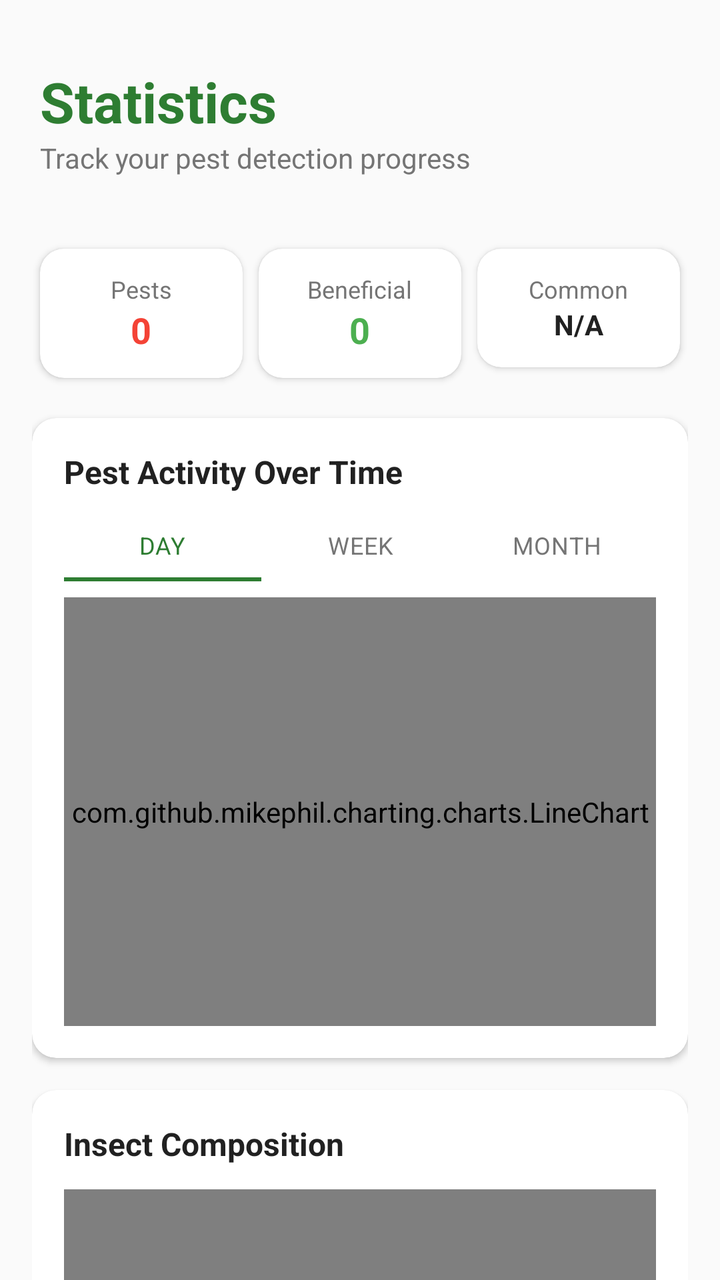
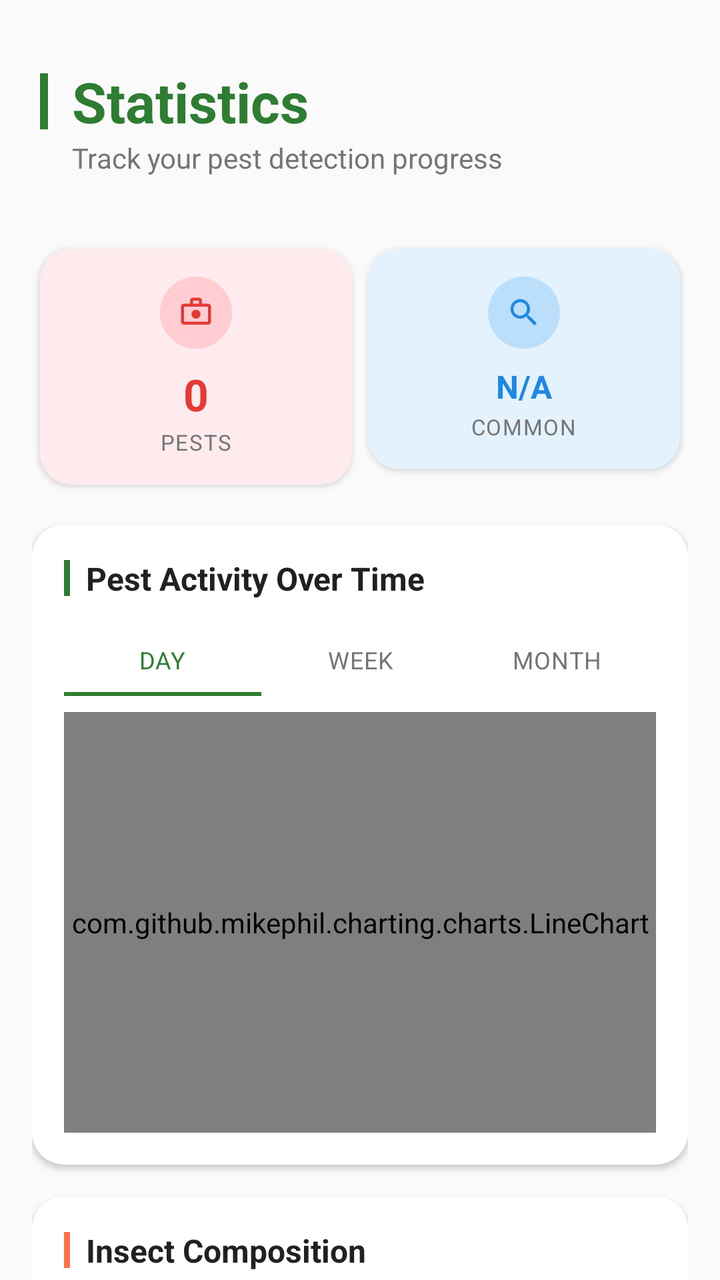

Compare the two renders of this Android layout. The source of the first and the diff that turns it into the second are given below.
<!-- AndroidManifest.xml: application theme Theme.SPIM -->
<!-- res/layout/fragment_statistics.xml -->
<?xml version="1.0" encoding="utf-8"?>
<androidx.constraintlayout.widget.ConstraintLayout xmlns:android="http://schemas.android.com/apk/res/android"
    xmlns:app="http://schemas.android.com/apk/res-auto"
    xmlns:tools="http://schemas.android.com/tools"
    android:layout_width="match_parent"
    android:layout_height="match_parent"
    android:background="?android:attr/colorBackground">

    
    <LinearLayout
        android:id="@+id/header_layout"
        android:layout_width="match_parent"
        android:layout_height="wrap_content"
        android:orientation="vertical"
        android:paddingHorizontal="20dp"
        android:paddingTop="32dp"
        app:layout_constraintTop_toTopOf="parent">

        <TextView
            android:id="@+id/tv_stats_title"
            android:layout_width="wrap_content"
            android:layout_height="wrap_content"
            android:text="@string/stats_title"
            android:textSize="28sp"
            android:textStyle="bold"
            android:textColor="@color/primary_green" />

        <TextView
            android:id="@+id/tv_stats_subtitle"
            android:layout_width="wrap_content"
            android:layout_height="wrap_content"
            android:text="@string/stats_subtitle"
            android:textSize="14sp"
            android:textColor="?android:attr/textColorSecondary"
            android:layout_marginBottom="16dp" />
    </LinearLayout>

    <androidx.core.widget.NestedScrollView
        android:layout_width="match_parent"
        android:layout_height="0dp"
        android:fillViewport="true"
        app:layout_constraintTop_toBottomOf="@id/header_layout"
        app:layout_constraintBottom_toBottomOf="parent">

        <androidx.constraintlayout.widget.ConstraintLayout
            android:layout_width="match_parent"
            android:layout_height="wrap_content"
            android:padding="16dp">

            
            <LinearLayout
                android:id="@+id/layout_summary_cards"
                android:layout_width="match_parent"
                android:layout_height="wrap_content"
                android:orientation="horizontal"
                android:weightSum="3"
                app:layout_constraintTop_toTopOf="parent">

                <com.google.android.material.card.MaterialCardView
                    android:layout_width="0dp"
                    android:layout_height="wrap_content"
                    android:layout_margin="4dp"
                    android:layout_weight="1"
                    app:cardCornerRadius="12dp"
                    app:cardElevation="2dp"
                    app:cardBackgroundColor="?attr/colorSurface">

                    <LinearLayout
                        android:layout_width="match_parent"
                        android:layout_height="wrap_content"
                        android:gravity="center"
                        android:orientation="vertical"
                        android:padding="12dp">

                        <TextView
                            android:layout_width="wrap_content"
                            android:layout_height="wrap_content"
                            android:text="Pests"
                            android:textColor="?android:attr/textColorSecondary"
                            android:textSize="12sp" />

                        <TextView
                            android:id="@+id/tv_total_pests"
                            android:layout_width="wrap_content"
                            android:layout_height="wrap_content"
                            android:text="0"
                            android:textColor="@color/error_red"
                            android:textSize="18sp"
                            android:textStyle="bold" />
                    </LinearLayout>
                </com.google.android.material.card.MaterialCardView>

                <com.google.android.material.card.MaterialCardView
                    android:layout_width="0dp"
                    android:layout_height="wrap_content"
                    android:layout_margin="4dp"
                    android:layout_weight="1"
                    app:cardCornerRadius="12dp"
                    app:cardElevation="2dp"
                    app:cardBackgroundColor="?attr/colorSurface">

                    <LinearLayout
                        android:layout_width="match_parent"
                        android:layout_height="wrap_content"
                        android:gravity="center"
                        android:orientation="vertical"
                        android:padding="12dp">

                        <TextView
                            android:layout_width="wrap_content"
                            android:layout_height="wrap_content"
                            android:text="Beneficial"
                            android:textColor="?android:attr/textColorSecondary"
                            android:textSize="12sp" />

                        <TextView
                            android:id="@+id/tv_total_beneficial"
                            android:layout_width="wrap_content"
                            android:layout_height="wrap_content"
                            android:text="0"
                            android:textColor="@color/success_green"
                            android:textSize="18sp"
                            android:textStyle="bold" />
                    </LinearLayout>
                </com.google.android.material.card.MaterialCardView>

                <com.google.android.material.card.MaterialCardView
                    android:layout_width="0dp"
                    android:layout_height="wrap_content"
                    android:layout_margin="4dp"
                    android:layout_weight="1"
                    app:cardCornerRadius="12dp"
                    app:cardElevation="2dp"
                    app:cardBackgroundColor="?attr/colorSurface">

                    <LinearLayout
                        android:layout_width="match_parent"
                        android:layout_height="wrap_content"
                        android:gravity="center"
                        android:orientation="vertical"
                        android:padding="12dp">

                        <TextView
                            android:layout_width="wrap_content"
                            android:layout_height="wrap_content"
                            android:text="@string/stats_common"
                            android:textColor="?android:attr/textColorSecondary"
                            android:textSize="12sp" />

                        <TextView
                            android:id="@+id/tv_most_common_pest"
                            android:layout_width="wrap_content"
                            android:layout_height="wrap_content"
                            android:ellipsize="end"
                            android:maxLines="1"
                            android:text="N/A"
                            android:textColor="?android:attr/textColorPrimary"
                            android:textSize="14sp"
                            android:textStyle="bold" />
                    </LinearLayout>
                </com.google.android.material.card.MaterialCardView>

            </LinearLayout>

            
            <com.google.android.material.card.MaterialCardView
                android:id="@+id/card_trends"
                android:layout_width="match_parent"
                android:layout_height="320dp"
                android:layout_marginTop="16dp"
                app:cardCornerRadius="12dp"
                app:cardElevation="2dp"
                app:cardBackgroundColor="?attr/colorSurface"
                app:layout_constraintTop_toBottomOf="@id/layout_summary_cards">

                <LinearLayout
                    android:layout_width="match_parent"
                    android:layout_height="match_parent"
                    android:orientation="vertical"
                    android:padding="16dp">

                    <TextView
                        android:layout_width="wrap_content"
                        android:layout_height="wrap_content"
                        android:text="@string/stats_detections_over_time"
                        android:textColor="?android:attr/textColorPrimary"
                        android:textSize="16sp"
                        android:textStyle="bold" />

                    <com.google.android.material.tabs.TabLayout
                        android:id="@+id/tab_layout_timeframe"
                        android:layout_width="match_parent"
                        android:layout_height="36dp"
                        android:layout_marginTop="8dp"
                        android:background="@android:color/transparent"
                        app:tabIndicatorColor="@color/primary_green"
                        app:tabSelectedTextColor="@color/primary_green"
                        app:tabTextColor="?android:attr/textColorSecondary"
                        app:tabIndicatorHeight="2dp"
                        app:tabTextAppearance="@style/TextAppearance.MaterialComponents.Caption">

                        <com.google.android.material.tabs.TabItem
                            android:layout_width="wrap_content"
                            android:layout_height="wrap_content"
                            android:text="@string/stats_time_day" />

                        <com.google.android.material.tabs.TabItem
                            android:layout_width="wrap_content"
                            android:layout_height="wrap_content"
                            android:text="@string/stats_time_week" />

                        <com.google.android.material.tabs.TabItem
                            android:layout_width="wrap_content"
                            android:layout_height="wrap_content"
                            android:text="@string/stats_time_month" />
                    </com.google.android.material.tabs.TabLayout>

                    <com.github.mikephil.charting.charts.LineChart
                        android:id="@+id/line_chart"
                        android:layout_width="match_parent"
                        android:layout_height="match_parent"
                        android:layout_marginTop="8dp" />
                </LinearLayout>
            </com.google.android.material.card.MaterialCardView>

            
            <com.google.android.material.card.MaterialCardView
                android:id="@+id/card_distribution"
                android:layout_width="match_parent"
                android:layout_height="280dp"
                android:layout_marginTop="16dp"
                android:layout_marginBottom="16dp"
                app:cardCornerRadius="12dp"
                app:cardElevation="2dp"
                app:cardBackgroundColor="?attr/colorSurface"
                app:layout_constraintBottom_toBottomOf="parent"
                app:layout_constraintTop_toBottomOf="@id/card_trends">

                <LinearLayout
                    android:layout_width="match_parent"
                    android:layout_height="match_parent"
                    android:orientation="vertical"
                    android:padding="16dp">

                    <TextView
                        android:layout_width="wrap_content"
                        android:layout_height="wrap_content"
                        android:layout_marginBottom="12dp"
                        android:text="@string/stats_pest_composition"
                        android:textColor="?android:attr/textColorPrimary"
                        android:textSize="16sp"
                        android:textStyle="bold" />

                    <com.github.mikephil.charting.charts.HorizontalBarChart
                        android:id="@+id/horizontal_bar_chart"
                        android:layout_width="match_parent"
                        android:layout_height="match_parent" />
                </LinearLayout>
            </com.google.android.material.card.MaterialCardView>

        </androidx.constraintlayout.widget.ConstraintLayout>
    </androidx.core.widget.NestedScrollView>

</androidx.constraintlayout.widget.ConstraintLayout>
<!-- resources referenced by this layout -->
<resources>
  <color name="error_red">#F44336</color>
  <color name="primary_green">#2E7D32</color>
  <color name="success_green">#4CAF50</color>
  <string name="stats_common">Common</string>
  <string name="stats_time_day">Day</string>
  <string name="stats_time_month">Month</string>
  <string name="stats_time_week">Week</string>
  <string name="stats_title">Statistics</string>
  <color name="primary_green_dark">#1B5E20</color>
  <color name="white">#FFFFFFFF</color>
  <color name="secondary_brown">#8D6E63</color>
  <color name="background_light">#FAFAFA</color>
  <color name="background_white">#FFFFFF</color>
  <color name="text_primary">#212121</color>
  <color name="text_secondary">#757575</color>
  <color name="text_hint">#BDBDBD</color>
  <color name="accent_orange">#FF7043</color>
  <!-- unchanged entries left out for length: 5 -->
</resources>

<!-- the commit's change to res/layout/fragment_statistics.xml (unified diff, before → after) -->
@@ -16,14 +16,27 @@
         android:paddingTop="32dp"
         app:layout_constraintTop_toTopOf="parent">
 
-        <TextView
-            android:id="@+id/tv_stats_title"
-            android:layout_width="wrap_content"
+        <LinearLayout
+            android:layout_width="match_parent"
             android:layout_height="wrap_content"
-            android:text="@string/stats_title"
-            android:textSize="28sp"
-            android:textStyle="bold"
-            android:textColor="@color/primary_green" />
+            android:orientation="horizontal"
+            android:gravity="center_vertical">
+
+            <View
+                android:layout_width="4dp"
+                android:layout_height="28dp"
+                android:background="@color/primary_green" />
+
+            <TextView
+                android:id="@+id/tv_stats_title"
+                android:layout_width="wrap_content"
+                android:layout_height="wrap_content"
+                android:text="@string/stats_title"
+                android:textSize="28sp"
+                android:textStyle="bold"
+                android:textColor="@color/primary_green"
+                android:layout_marginStart="12dp" />
+        </LinearLayout>
 
         <TextView
             android:id="@+id/tv_stats_subtitle"
@@ -32,6 +45,7 @@
             android:text="@string/stats_subtitle"
             android:textSize="14sp"
             android:textColor="?android:attr/textColorSecondary"
+            android:layout_marginStart="16dp"
             android:layout_marginBottom="16dp" />
     </LinearLayout>
 
@@ -53,99 +67,96 @@
                 android:layout_width="match_parent"
                 android:layout_height="wrap_content"
                 android:orientation="horizontal"
-                android:weightSum="3"
+                android:weightSum="2"
                 app:layout_constraintTop_toTopOf="parent">
 
+                
                 <com.google.android.material.card.MaterialCardView
                     android:layout_width="0dp"
                     android:layout_height="wrap_content"
                     android:layout_margin="4dp"
                     android:layout_weight="1"
-                    app:cardCornerRadius="12dp"
+                    app:cardCornerRadius="16dp"
                     app:cardElevation="2dp"
-                    app:cardBackgroundColor="?attr/colorSurface">
+                    app:strokeWidth="0dp">
 
                     <LinearLayout
                         android:layout_width="match_parent"
                         android:layout_height="wrap_content"
+                        android:background="@drawable/bg_stat_card_pests"
                         android:gravity="center"
                         android:orientation="vertical"
-                        android:padding="12dp">
-
-                        <TextView
-                            android:layout_width="wrap_content"
-                            android:layout_height="wrap_content"
+                        android:padding="14dp">
+
+                        
+                        <FrameLayout
+                            android:layout_width="36dp"
+                            android:layout_height="36dp"
+                            android:layout_marginBottom="8dp">
+                            <View
+                                android:layout_width="36dp"
+                                android:layout_height="36dp"
+                                android:background="@drawable/bg_icon_circle_red" />
+                            <ImageView
+                                android:layout_width="18dp"
+                                android:layout_height="18dp"
+                                android:layout_gravity="center"
+                                android:src="@drawable/ic_pest"
+                                app:tint="@color/stat_icon_pests" />
+                        </FrameLayout>
+
+                        <TextView
+                            android:id="@+id/tv_total_pests"
+                            android:layout_width="wrap_content"
+                            android:layout_height="wrap_content"
+                            android:text="0"
+                            android:textColor="@color/stat_icon_pests"
+                            style="@style/StatNumber" />
+
+                        <TextView
+                            android:layout_width="wrap_content"
+                            android:layout_height="wrap_content"
+                            android:layout_marginTop="2dp"
                             android:text="Pests"
-                            android:textColor="?android:attr/textColorSecondary"
-                            android:textSize="12sp" />
-
-                        <TextView
-                            android:id="@+id/tv_total_pests"
-                            android:layout_width="wrap_content"
-                            android:layout_height="wrap_content"
-                            android:text="0"
-                            android:textColor="@color/error_red"
-                            android:textSize="18sp"
-                            android:textStyle="bold" />
+                            style="@style/StatLabel" />
                     </LinearLayout>
                 </com.google.android.material.card.MaterialCardView>
 
+
+
+                
                 <com.google.android.material.card.MaterialCardView
                     android:layout_width="0dp"
                     android:layout_height="wrap_content"
                     android:layout_margin="4dp"
                     android:layout_weight="1"
-                    app:cardCornerRadius="12dp"
+                    app:cardCornerRadius="16dp"
                     app:cardElevation="2dp"
-                    app:cardBackgroundColor="?attr/colorSurface">
+                    app:strokeWidth="0dp">
 
                     <LinearLayout
                         android:layout_width="match_parent"
                         android:layout_height="wrap_content"
+                        android:background="@drawable/bg_stat_card_common"
                         android:gravity="center"
                         android:orientation="vertical"
-                        android:padding="12dp">
-
-                        <TextView
-                            android:layout_width="wrap_content"
-                            android:layout_height="wrap_content"
-                            android:text="Beneficial"
-                            android:textColor="?android:attr/textColorSecondary"
-                            android:textSize="12sp" />
-
-                        <TextView
-                            android:id="@+id/tv_total_beneficial"
-                            android:layout_width="wrap_content"
-                            android:layout_height="wrap_content"
-                            android:text="0"
-                            android:textColor="@color/success_green"
-                            android:textSize="18sp"
-                            android:textStyle="bold" />
-                    </LinearLayout>
-                </com.google.android.material.card.MaterialCardView>
-
-                <com.google.android.material.card.MaterialCardView
-                    android:layout_width="0dp"
-                    android:layout_height="wrap_content"
-                    android:layout_margin="4dp"
-                    android:layout_weight="1"
-                    app:cardCornerRadius="12dp"
-                    app:cardElevation="2dp"
-                    app:cardBackgroundColor="?attr/colorSurface">
-
-                    <LinearLayout
-                        android:layout_width="match_parent"
-                        android:layout_height="wrap_content"
-                        android:gravity="center"
-                        android:orientation="vertical"
-                        android:padding="12dp">
-
-                        <TextView
-                            android:layout_width="wrap_content"
-                            android:layout_height="wrap_content"
-                            android:text="@string/stats_common"
-                            android:textColor="?android:attr/textColorSecondary"
-                            android:textSize="12sp" />
+                        android:padding="14dp">
+
+                        <FrameLayout
+                            android:layout_width="36dp"
+                            android:layout_height="36dp"
+                            android:layout_marginBottom="8dp">
+                            <View
+                                android:layout_width="36dp"
+                                android:layout_height="36dp"
+                                android:background="@drawable/bg_icon_circle_blue" />
+                            <ImageView
+                                android:layout_width="18dp"
+                                android:layout_height="18dp"
+                                android:layout_gravity="center"
+                                android:src="@drawable/ic_analyze"
+                                app:tint="@color/stat_icon_common" />
+                        </FrameLayout>
 
                         <TextView
                             android:id="@+id/tv_most_common_pest"
@@ -154,9 +165,16 @@
                             android:ellipsize="end"
                             android:maxLines="1"
                             android:text="N/A"
-                            android:textColor="?android:attr/textColorPrimary"
-                            android:textSize="14sp"
-                            android:textStyle="bold" />
+                            android:textColor="@color/stat_icon_common"
+                            style="@style/StatNumber"
+                            android:textSize="16sp" />
+
+                        <TextView
+                            android:layout_width="wrap_content"
+                            android:layout_height="wrap_content"
+                            android:layout_marginTop="2dp"
+                            android:text="@string/stats_common"
+                            style="@style/StatLabel" />
                     </LinearLayout>
                 </com.google.android.material.card.MaterialCardView>
 
@@ -168,9 +186,10 @@
                 android:layout_width="match_parent"
                 android:layout_height="320dp"
                 android:layout_marginTop="16dp"
-                app:cardCornerRadius="12dp"
+                app:cardCornerRadius="16dp"
                 app:cardElevation="2dp"
                 app:cardBackgroundColor="?attr/colorSurface"
+                app:strokeWidth="0dp"
                 app:layout_constraintTop_toBottomOf="@id/layout_summary_cards">
 
                 <LinearLayout
@@ -179,13 +198,28 @@
                     android:orientation="vertical"
                     android:padding="16dp">
 
-                    <TextView
-                        android:layout_width="wrap_content"
+                    
+                    <LinearLayout
+                        android:layout_width="match_parent"
                         android:layout_height="wrap_content"
-                        android:text="@string/stats_detections_over_time"
-                        android:textColor="?android:attr/textColorPrimary"
-                        android:textSize="16sp"
-                        android:textStyle="bold" />
+                        android:orientation="horizontal"
+                        android:gravity="center_vertical"
+                        android:layout_marginBottom="4dp">
+
+                        <View
+                            android:layout_width="3dp"
+                            android:layout_height="18dp"
+                            android:background="@color/primary_green"
+                            android:layout_marginEnd="8dp" />
+
+                        <TextView
+                            android:layout_width="wrap_content"
+                            android:layout_height="wrap_content"
+                            android:text="@string/stats_detections_over_time"
+                            android:textColor="?android:attr/textColorPrimary"
+                            android:textSize="16sp"
+                            android:textStyle="bold" />
+                    </LinearLayout>
 
                     <com.google.android.material.tabs.TabLayout
                         android:id="@+id/tab_layout_timeframe"
@@ -230,9 +264,10 @@
                 android:layout_height="280dp"
                 android:layout_marginTop="16dp"
                 android:layout_marginBottom="16dp"
-                app:cardCornerRadius="12dp"
+                app:cardCornerRadius="16dp"
                 app:cardElevation="2dp"
                 app:cardBackgroundColor="?attr/colorSurface"
+                app:strokeWidth="0dp"
                 app:layout_constraintBottom_toBottomOf="parent"
                 app:layout_constraintTop_toBottomOf="@id/card_trends">
 
@@ -242,14 +277,28 @@
                     android:orientation="vertical"
                     android:padding="16dp">
 
-                    <TextView
-                        android:layout_width="wrap_content"
+                    
+                    <LinearLayout
+                        android:layout_width="match_parent"
                         android:layout_height="wrap_content"
-                        android:layout_marginBottom="12dp"
-                        android:text="@string/stats_pest_composition"
-                        android:textColor="?android:attr/textColorPrimary"
-                        android:textSize="16sp"
-                        android:textStyle="bold" />
+                        android:orientation="horizontal"
+                        android:gravity="center_vertical"
+                        android:layout_marginBottom="12dp">
+
+                        <View
+                            android:layout_width="3dp"
+                            android:layout_height="18dp"
+                            android:background="@color/accent_orange"
+                            android:layout_marginEnd="8dp" />
+
+                        <TextView
+                            android:layout_width="wrap_content"
+                            android:layout_height="wrap_content"
+                            android:text="@string/stats_pest_composition"
+                            android:textColor="?android:attr/textColorPrimary"
+                            android:textSize="16sp"
+                            android:textStyle="bold" />
+                    </LinearLayout>
 
                     <com.github.mikephil.charting.charts.HorizontalBarChart
                         android:id="@+id/horizontal_bar_chart"
<!-- resource entries referenced after the edit -->
@@ -2,12 +2,85 @@
 <resources>
   <color name="error_red">#F44336</color>
   <color name="primary_green">#2E7D32</color>
-  <color name="success_green">#4CAF50</color>
+  <color name="stat_icon_common">#1E88E5</color>
+  <color name="stat_icon_pests">#E53935</color>
+  <!-- drawable bg_icon_circle_blue (drawable) -->
+  <?xml version="1.0" encoding="utf-8"?>
+  <shape xmlns:android="http://schemas.android.com/apk/res/android"
+      android:shape="oval">
+      <solid android:color="@color/icon_bg_blue" />
+      <size
+          android:width="44dp"
+          android:height="44dp" />
+  </shape>
+  <!-- drawable bg_icon_circle_red (drawable) -->
+  <?xml version="1.0" encoding="utf-8"?>
+  <shape xmlns:android="http://schemas.android.com/apk/res/android"
+      android:shape="oval">
+      <solid android:color="@color/icon_bg_red" />
+      <size
+          android:width="44dp"
+          android:height="44dp" />
+  </shape>
+  <!-- drawable bg_stat_card_common (drawable) -->
+  <?xml version="1.0" encoding="utf-8"?>
+  <shape xmlns:android="http://schemas.android.com/apk/res/android"
+      android:shape="rectangle">
+      <solid android:color="@color/stat_card_common_bg" />
+      <corners android:radius="16dp" />
+  </shape>
+  <!-- drawable bg_stat_card_pests (drawable) -->
+  <?xml version="1.0" encoding="utf-8"?>
+  <shape xmlns:android="http://schemas.android.com/apk/res/android"
+      android:shape="rectangle">
+      <solid android:color="@color/stat_card_pests_bg" />
+      <corners android:radius="16dp" />
+  </shape>
+  <!-- drawable ic_analyze (drawable) -->
+  <?xml version="1.0" encoding="utf-8"?>
+  <vector xmlns:android="http://schemas.android.com/apk/res/android"
+      android:width="24dp"
+      android:height="24dp"
+      android:viewportWidth="24"
+      android:viewportHeight="24"
+      android:tint="@color/white">
+      <path
+          android:fillColor="@android:color/white"
+          android:pathData="M9.5,3A6.5,6.5 0,0 1,16 9.5c0,1.61 -0.59,3.09 -1.56,4.23l0.27,0.27h0.79l5,5l-1.5,1.5l-5,-5v-0.79l-0.27,-0.27A6.516,6.516 0,0 1,9.5 16A6.5,6.5 0,0 1,3 9.5A6.5,6.5 0,0 1,9.5 3M9.5,5C7,5 5,7 5,9.5C5,12 7,14 9.5,14C12,14 14,12 14,9.5C14,7 12,5 9.5,5Z"/>
+  </vector>
+  <!-- drawable ic_pest (drawable) -->
+  <?xml version="1.0" encoding="utf-8"?>
+  <vector xmlns:android="http://schemas.android.com/apk/res/android"
+      android:width="24dp"
+      android:height="24dp"
+      android:viewportWidth="24"
+      android:viewportHeight="24">
+      <path
+          android:fillColor="@android:color/white"
+          android:pathData="M10,2c-1.1,0 -2,0.9 -2,2v2H4c-1.1,0 -2,0.9 -2,2v10c0,1.1 0.9,2 2,2h16c1.1,0 2,-0.9 2,-2V8c0,-1.1 -0.9,-2 -2,-2h-4V4c0,-1.1 -0.9,-2 -2,-2h-4zM10,4h4v2h-4V4zM4,8h16v10H4V8z"/>
+      <path
+          android:fillColor="@android:color/white"
+          android:pathData="M12,10c-1.66,0 -3,1.34 -3,3s1.34,3 3,3 3,-1.34 3,-3 -1.34,-3 -3,-3z"/>
+  </vector>
   <string name="stats_common">Common</string>
   <string name="stats_time_day">Day</string>
   <string name="stats_time_month">Month</string>
   <string name="stats_time_week">Week</string>
   <string name="stats_title">Statistics</string>
+  <style name="StatLabel">
+          <item name="android:textSize">11sp</item>
+          <item name="android:textColor">@color/text_secondary</item>
+          <item name="android:textAllCaps">true</item>
+          <item name="android:letterSpacing">0.05</item>
+      </style>
+  <style name="StatNumber">
+          <item name="android:textSize">22sp</item>
+          <item name="android:textStyle">bold</item>
+      </style>
+  <color name="icon_bg_blue">#BBDEFB</color>
+  <color name="icon_bg_red">#FFCDD2</color>
+  <color name="stat_card_common_bg">#E3F2FD</color>
+  <color name="stat_card_pests_bg">#FFEBEE</color>
   <color name="primary_green_dark">#1B5E20</color>
   <color name="white">#FFFFFFFF</color>
   <color name="secondary_brown">#8D6E63</color>
